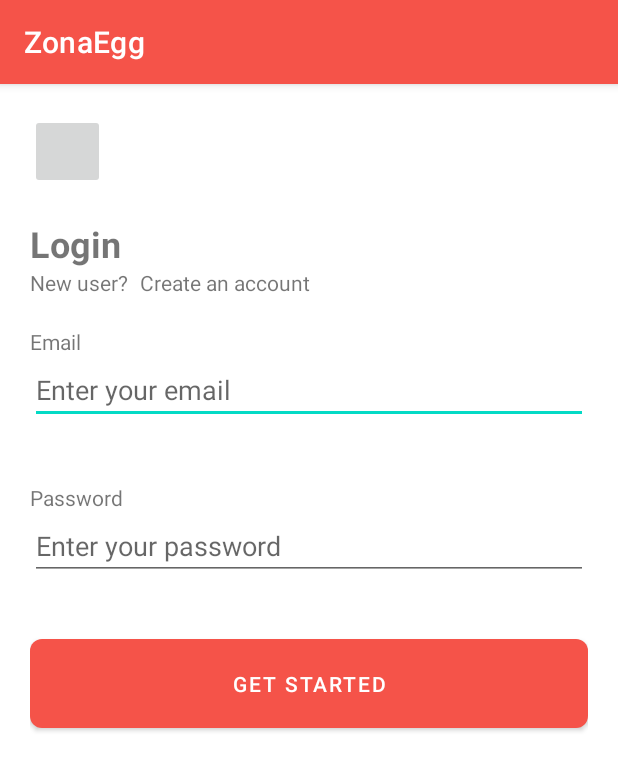
After one commit to nehemiacecio/ZonaEgg, an Android app: the LoginActivity screen opened directly, with no data from a screen before it, on a phone screen of 412 x 824 dp. The commit adds this screen. Shown: the top 771 px of the screen. Run offline under Robolectric (Android 15) with nearby library versions, the phone set to English and light mode, and no system bars.

Commit message:
Added login activity

```diff
--- a/app/src/main/AndroidManifest.xml
+++ b/app/src/main/AndroidManifest.xml
@@ -9,6 +9,9 @@
         android:roundIcon="@mipmap/ic_launcher_round"
         android:supportsRtl="true"
         android:theme="@style/Theme.ZonaEgg">
+        <activity
+            android:name=".LoginActivity"
+            android:exported="false" />
         <activity
             android:name=".GettingStartedActivity"
             android:exported="false" />
--- /dev/null
+++ b/app/src/main/java/id/ac/umn/zonaegg/LoginActivity.kt
@@ -0,0 +1,11 @@
+package id.ac.umn.zonaegg
+
+import androidx.appcompat.app.AppCompatActivity
+import android.os.Bundle
+
+class LoginActivity : AppCompatActivity() {
+    override fun onCreate(savedInstanceState: Bundle?) {
+        super.onCreate(savedInstanceState)
+        setContentView(R.layout.activity_login)
+    }
+}
--- a/app/src/main/res/layout/activity_getting_started.xml
+++ b/app/src/main/res/layout/activity_getting_started.xml
@@ -8,7 +8,7 @@
     tools:context=".GettingStartedActivity">
 
     <ImageView
-        android:id="@+id/imgSwipe"
+        android:id="@+id/gettingStarted_imgSwipe"
         android:layout_width="match_parent"
         android:layout_height="440dp"
         android:background="@color/orange_500"
@@ -20,13 +20,13 @@
     <androidx.constraintlayout.widget.ConstraintLayout
         android:layout_width="match_parent"
         android:layout_height="wrap_content"
-        app:layout_constraintBottom_toTopOf="@+id/btnGettingStarted"
+        app:layout_constraintBottom_toTopOf="@+id/gettingStarted_btnGettingStarted"
         app:layout_constraintEnd_toEndOf="parent"
         app:layout_constraintStart_toStartOf="parent"
-        app:layout_constraintTop_toBottomOf="@+id/imgSwipe">
+        app:layout_constraintTop_toBottomOf="@+id/gettingStarted_imgSwipe">
 
         <TextView
-            android:id="@+id/tvHeader"
+            android:id="@+id/gettingStarted_tvHeader"
             android:layout_width="match_parent"
             android:layout_height="wrap_content"
             android:layout_marginHorizontal="40dp"
@@ -35,13 +35,13 @@
             android:text="Lorem ipsum dolor sit amet"
             android:textSize="24sp"
             android:textStyle="bold"
-            app:layout_constraintBottom_toTopOf="@+id/tvBody"
+            app:layout_constraintBottom_toTopOf="@+id/gettingStarted_tvBody"
             app:layout_constraintEnd_toEndOf="parent"
             app:layout_constraintStart_toStartOf="parent"
             app:layout_constraintTop_toTopOf="parent" />
 
         <TextView
-            android:id="@+id/tvBody"
+            android:id="@+id/gettingStarted_tvBody"
             android:layout_width="match_parent"
             android:layout_height="wrap_content"
             android:layout_marginHorizontal="20dp"
@@ -51,10 +51,10 @@
             app:layout_constraintBottom_toBottomOf="parent"
             app:layout_constraintEnd_toEndOf="parent"
             app:layout_constraintStart_toStartOf="parent"
-            app:layout_constraintTop_toBottomOf="@+id/tvHeader" />
+            app:layout_constraintTop_toBottomOf="@+id/gettingStarted_tvHeader" />
     </androidx.constraintlayout.widget.ConstraintLayout>
     <Button
-        android:id="@+id/btnGettingStarted"
+        android:id="@+id/gettingStarted_btnGettingStarted"
         android:text="Get started"
         app:layout_constraintBottom_toBottomOf="parent"
         app:layout_constraintEnd_toEndOf="parent"
--- /dev/null
+++ b/app/src/main/res/layout/activity_login.xml
@@ -0,0 +1,143 @@
+<?xml version="1.0" encoding="utf-8"?>
+<androidx.constraintlayout.widget.ConstraintLayout xmlns:android="http://schemas.android.com/apk/res/android"
+    xmlns:app="http://schemas.android.com/apk/res-auto"
+    xmlns:tools="http://schemas.android.com/tools"
+    android:layout_width="match_parent"
+    android:layout_height="match_parent"
+    android:padding="20dp"
+    tools:context=".GettingStartedActivity">
+
+    <ImageButton
+        android:id="@+id/login_btnBack"
+        android:layout_width="50dp"
+        android:layout_height="50dp"
+        app:layout_constraintStart_toStartOf="parent"
+        app:layout_constraintTop_toTopOf="parent" />
+    <androidx.constraintlayout.widget.ConstraintLayout
+        android:id="@+id/login_constraintLayoutHeader"
+        android:layout_width="match_parent"
+        android:layout_height="wrap_content"
+        android:layout_marginVertical="20dp"
+        app:layout_constraintEnd_toEndOf="parent"
+        app:layout_constraintStart_toStartOf="parent"
+        app:layout_constraintTop_toBottomOf="@+id/login_btnBack">
+
+        <TextView
+            android:id="@+id/login_tvHeader"
+            android:layout_width="match_parent"
+            android:layout_height="wrap_content"
+            android:text="Login"
+            android:textSize="24sp"
+            android:textStyle="bold"
+            app:layout_constraintBottom_toTopOf="@+id/login_tvBody"
+            app:layout_constraintEnd_toEndOf="parent"
+            app:layout_constraintStart_toStartOf="parent"
+            app:layout_constraintTop_toTopOf="parent" />
+
+        <TextView
+            android:id="@+id/login_tvBody"
+            android:layout_width="wrap_content"
+            android:layout_height="wrap_content"
+            android:text="New user?"
+            app:layout_constraintBottom_toBottomOf="parent"
+            app:layout_constraintStart_toStartOf="parent"
+            app:layout_constraintTop_toBottomOf="@+id/login_tvHeader" />
+
+        <TextView
+            android:id="@+id/login_tvBody2"
+            android:layout_width="wrap_content"
+            android:layout_height="wrap_content"
+            android:layout_marginStart="8dp"
+            android:text="Create an account"
+            app:layout_constraintBottom_toBottomOf="parent"
+            app:layout_constraintStart_toEndOf="@+id/login_tvBody"
+            app:layout_constraintTop_toBottomOf="@+id/login_tvHeader" />
+    </androidx.constraintlayout.widget.ConstraintLayout>
+    <androidx.constraintlayout.widget.ConstraintLayout
+        android:id="@+id/login_constraintLayoutEmail"
+        android:layout_width="match_parent"
+        android:layout_height="wrap_content"
+        android:layout_marginVertical="20dp"
+        app:layout_constraintEnd_toEndOf="parent"
+        app:layout_constraintStart_toStartOf="parent"
+        app:layout_constraintTop_toBottomOf="@+id/login_constraintLayoutHeader">
+
+        <TextView
+            android:id="@+id/login_tvEmail"
+            android:layout_width="match_parent"
+            android:layout_height="wrap_content"
+            android:text="Email"
+            app:layout_constraintEnd_toEndOf="parent"
+            app:layout_constraintStart_toStartOf="parent"
+            app:layout_constraintTop_toTopOf="parent" />
+
+        <EditText
+            android:id="@+id/login_etEmail"
+            android:layout_width="match_parent"
+            android:layout_height="wrap_content"
+            android:hint="Enter your email"
+            android:inputType="textEmailAddress"
+            app:layout_constraintEnd_toEndOf="parent"
+            app:layout_constraintStart_toStartOf="parent"
+            app:layout_constraintTop_toBottomOf="@id/login_tvEmail" />
+
+        <TextView
+            android:id="@+id/login_tvEmailError"
+            android:layout_width="match_parent"
+            android:layout_height="wrap_content"
+            android:text="Invalid input entered"
+            android:visibility="invisible"
+            app:layout_constraintEnd_toEndOf="parent"
+            app:layout_constraintStart_toStartOf="parent"
+            app:layout_constraintTop_toBottomOf="@id/login_etEmail"
+            tools:visibility="visible" />
+    </androidx.constraintlayout.widget.ConstraintLayout>
+    <androidx.constraintlayout.widget.ConstraintLayout
+        android:id="@+id/login_constraintLayoutPassword"
+        android:layout_width="match_parent"
+        android:layout_height="wrap_content"
+        android:layout_marginVertical="20dp"
+        app:layout_constraintEnd_toEndOf="parent"
+        app:layout_constraintStart_toStartOf="parent"
+        app:layout_constraintTop_toBottomOf="@+id/login_constraintLayoutEmail">
+
+        <TextView
+            android:id="@+id/login_tvPassword"
+            android:layout_width="match_parent"
+            android:layout_height="wrap_content"
+            android:text="Password"
+            app:layout_constraintEnd_toEndOf="parent"
+            app:layout_constraintStart_toStartOf="parent"
+            app:layout_constraintTop_toTopOf="parent" />
+
+        <EditText
+            android:id="@+id/login_etPassword"
+            android:layout_width="match_parent"
+            android:layout_height="wrap_content"
+            android:hint="Enter your password"
+            android:inputType="textPassword"
+            app:layout_constraintEnd_toEndOf="parent"
+            app:layout_constraintStart_toStartOf="parent"
+            app:layout_constraintTop_toBottomOf="@id/login_tvPassword" />
+
+        <TextView
+            android:id="@+id/login_tvPasswordError"
+            android:layout_width="match_parent"
+            android:layout_height="wrap_content"
+            android:text="Invalid input entered"
+            android:visibility="invisible"
+            app:layout_constraintEnd_toEndOf="parent"
+            app:layout_constraintStart_toStartOf="parent"
+            app:layout_constraintTop_toBottomOf="@id/login_etPassword"
+            tools:visibility="visible" />
+    </androidx.constraintlayout.widget.ConstraintLayout>
+    <Button
+        android:id="@+id/login_btnGettingStarted"
+        android:layout_marginVertical="20dp"
+        android:text="Get started"
+        app:layout_constraintEnd_toEndOf="parent"
+        app:layout_constraintStart_toStartOf="parent"
+        app:layout_constraintTop_toBottomOf="@id/login_constraintLayoutPassword"
+        style="@style/primaryButton"/>
+
+</androidx.constraintlayout.widget.ConstraintLayout>
```
